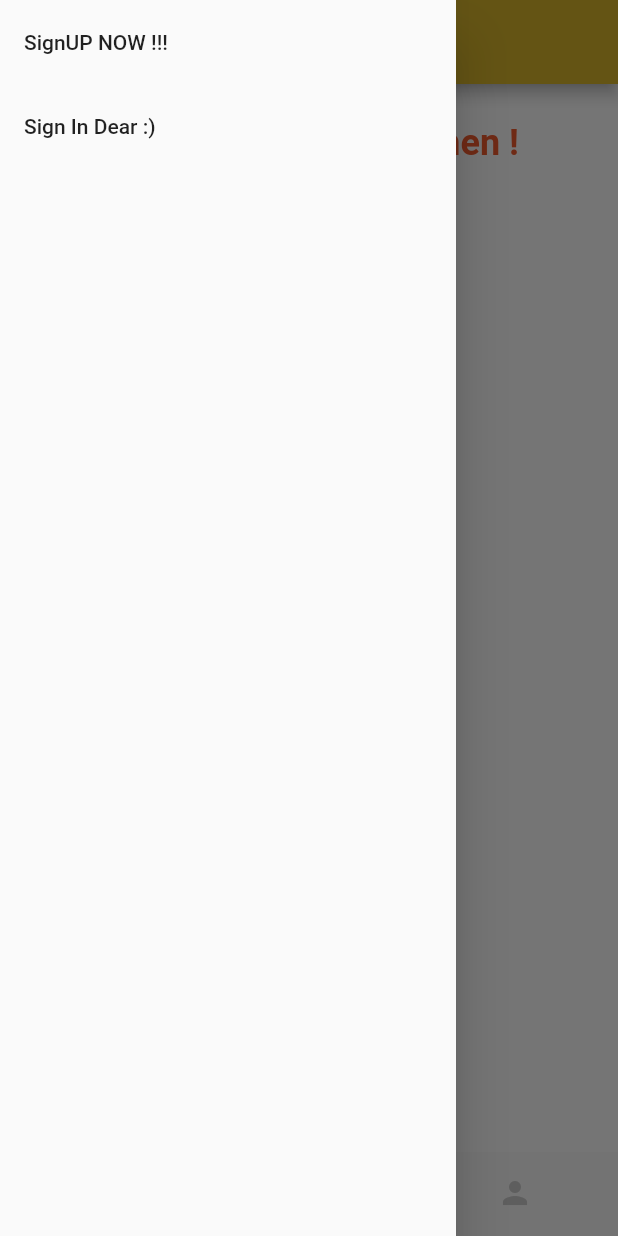
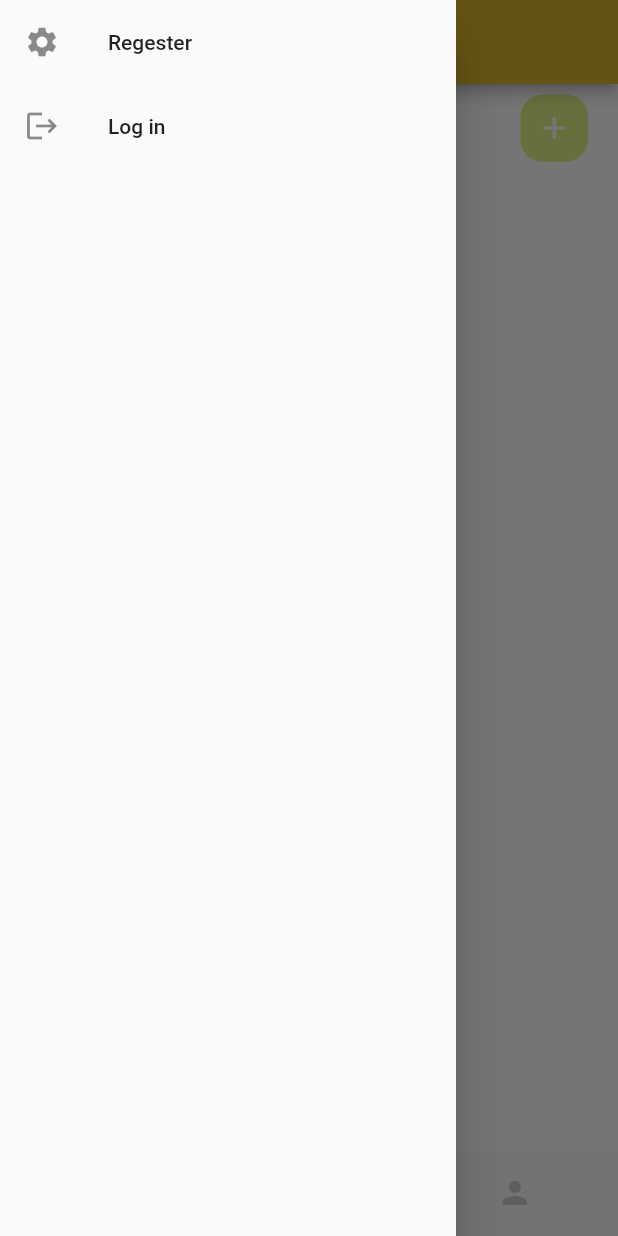
Before and after one commit to mallollaa/foodiez_frontEnd, a Flutter app: the screen it shows after launch, with the side drawer open, on a phone screen of 412 x 824 dp. Run offline on Flutter 3.47's test engine with Material 2 defaults, Android fonts, the phone set to English and light mode, and no system bars; our stand-ins replace dio, go_router, google_fonts; missing offline and left inert: dart:html, jwt_decode; accounts and stored records are empty; Roboto replaces fonts that are missing (Alef); key blocks and very long unbroken strings in the code were emptied for the run.

Commit message:
updated the UI

```diff
--- a/lib/widgets/drwer.dart
+++ b/lib/widgets/drwer.dart
@@ -19,38 +19,48 @@ class _MyNavBarState extends State<MyNavBar> {
   Widget build(BuildContext context) {
     return Drawer(
       child: context.watch<AuthProvider>().isAuth
-            ? ListView(
-                padding: EdgeInsets.zero,
-                children: [
-                  DrawerHeader(
-                    child: Text(
-                        "Welcome ${context.watch<AuthProvider>().user.username}"),
-                    decoration: const BoxDecoration(
-                      color: Colors.blue,
+          ? ListView(padding: EdgeInsets.zero, children: [
+              UserAccountsDrawerHeader(
+                accountName: Text("Username"),
+                accountEmail: Text("email : mah41411@gmail.com"),
+                currentAccountPicture: CircleAvatar(
+                  child: ClipOval(
+                    child: Image.asset("assets/images/userpic.png"),
+                  ),
                 ),
               ),
               ListTile(
-                    title: const Text("Logout"),
-                    trailing: const Icon(Icons.logout),
-                    onTap: () {},
+                leading: Icon(Icons.explore_outlined),
+                title: Text("explore"),
+                onTap: () {
+                  context.push('/explore');
+                  //return the setings page here
+                },
               ),
-                ],
-              )
+            ])
           : ListView(
               children: [
                 ListTile(
-                    title: Text("SignUP NOW !!!"),
+                  leading: Icon(Icons.settings),
+                  title: Text("Regester"),
                   onTap: () {
-                      context.push("/signup");
+                    context.push('/signup');
+
+                    //return the setings page here
                   },
                 ),
                 ListTile(
-                    title: Text("Sign In Dear :)"),
+                  leading: Icon(Icons.logout),
+                  title: Text("Log in"),
                   onTap: () {
-                      context.push("/signin");
+                    context.push('/signin');
+                    context.pop();
+                    //return the logout page here
                   },
                 ),
               ],
-              ));
+            ),
+      // Divider(),
+    );
   }
 }
--- a/lib/widgets/home_body.dart
+++ b/lib/widgets/home_body.dart
@@ -1,37 +1,87 @@
 import 'package:flutter/material.dart';
 
 import 'package:foodiez/widgets/search_bar.dart';
+import 'package:foodiez/widgets/text/text.dart';
 
 import 'package:google_fonts/google_fonts.dart';
 
-class HomeBody extends StatelessWidget {
+class HomeBody extends StatefulWidget {
   const HomeBody({
     super.key,
   });
 
   @override
+  State<HomeBody> createState() => _HomeBodyState();
+}
+
+class _HomeBodyState extends State<HomeBody> {
+  @override
   Widget build(BuildContext context) {
     return Column(
-      crossAxisAlignment: CrossAxisAlignment.stretch,
       children: [
-        // pages[currentIndex],
         Container(
-          padding: EdgeInsets.only(top: 25),
-          child: Text(
-            " manal & Waleed Kitchen ! ",
-            style: GoogleFonts.alef(
-                fontWeight: FontWeight.w700,
-                fontSize: 24,
-                color: Color.fromARGB(255, 243, 91, 45)),
-            textAlign: TextAlign.center,
+          child: Container(
+            margin: EdgeInsets.only(top: 7),
+            padding: EdgeInsets.only(left: 20, right: 20),
+            child: Row(
+              mainAxisAlignment: MainAxisAlignment.spaceBetween,
+              children: [
+                Column(
+                  children: [
+                    MyText(
+                      text: "Kuwait",
+                      // size: 12,
+                    ),
+                    MyText(
+                      text: "Andlous",
+                      color: Colors.black26,
+                      size: 12,
+                    )
+                  ],
+                ),
+                Center(
+                  child: Container(
+                    width: 45,
+                    height: 45,
+                    child: Icon(
+                      Icons.add,
+                      color: Colors.white,
+                    ),
+                    decoration: BoxDecoration(
+                      borderRadius: BorderRadius.circular(15),
+                      color: Color.fromARGB(255, 223, 244, 133),
+                    ),
+                  ),
+                )
+              ],
+            ),
           ),
         ),
-
-        SizedBox(
-          height: 25,
-        ),
-        // ListView()
       ],
     );
   }
+
+  // Column(
+  //   crossAxisAlignment: CrossAxisAlignment.stretch,
+  //   children: [
+  //     // pages[currentIndex],
+  //     Container(
+  //       padding: EdgeInsets.only(top: 25),
+  //       child: Text(
+  //         " manal & Waleed Kitchen ! ",
+  //         style: GoogleFonts.alef(
+  //             fontWeight: FontWeight.w700,
+  //             fontSize: 24,
+  //             color: Color.fromARGB(255, 243, 91, 45)),
+  //         textAlign: TextAlign.center,
+  //       ),
+  //     ),
+
+  //     SizedBox(
+  //       height: 25,
+  //     ),
+  //     // ListView()
+  //   ],
+  // );
+  // }
 }
--- /dev/null
+++ b/lib/widgets/text/text.dart
@@ -0,0 +1,31 @@
+// ignore_for_file: public_member_api_docs, sort_constructors_first
+import 'package:flutter/material.dart';
+import 'package:google_fonts/google_fonts.dart';
+
+class MyText extends StatelessWidget {
+  final Color? color;
+  final String text;
+  double size;
+  TextOverflow overflow;
+  MyText({
+    Key? key,
+    this.color = Colors.blueAccent,
+    this.overflow =
+        TextOverflow.ellipsis, // for the text if it overflow the screen
+    required this.text,
+    this.size = 22, // check this
+  }) : super(key: key);
+
+  @override
+  Widget build(BuildContext context) {
+    return Text(
+      text,
+      overflow: overflow,
+      style: GoogleFonts.aBeeZee(
+        fontWeight: FontWeight.w700,
+        color: color,
+        fontSize: size,
+      ),
+    );
+  }
+}
```
Also changed, not shown: lib/pages/buttombar/account_page.dart (+24 -6 lines), lib/widgets/account_profile.dart (added, +22 -0 lines), lib/widgets/text/small_text.dart (added, +31 -0 lines). Lines whose indentation alone changed are shown as unchanged.
